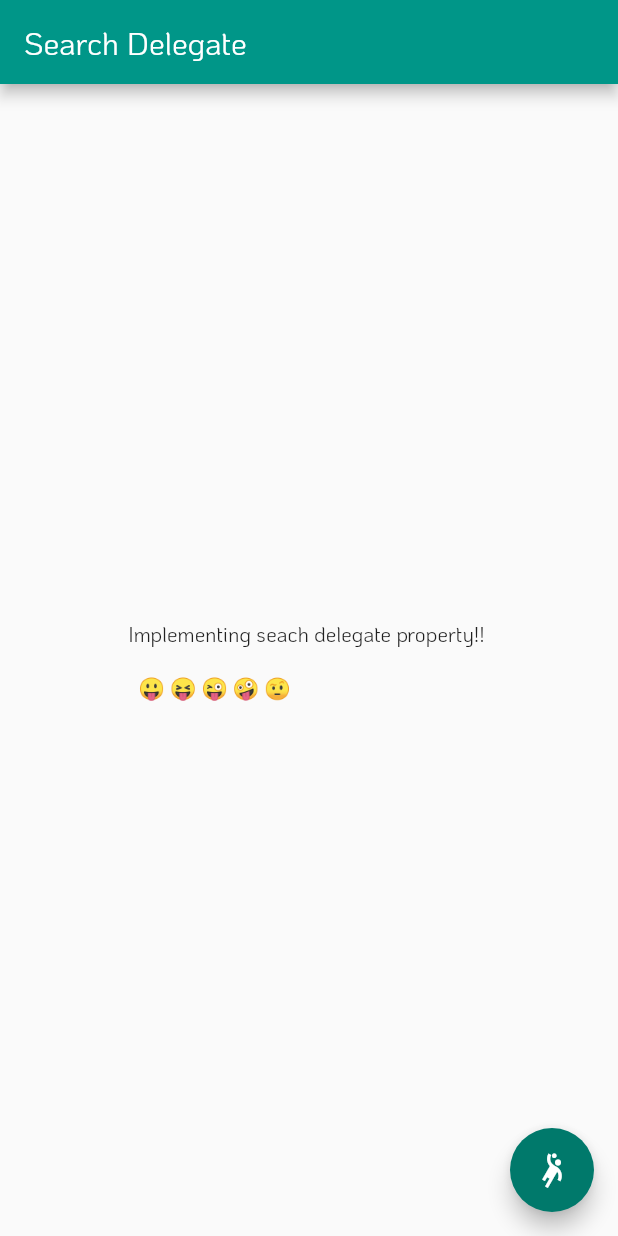
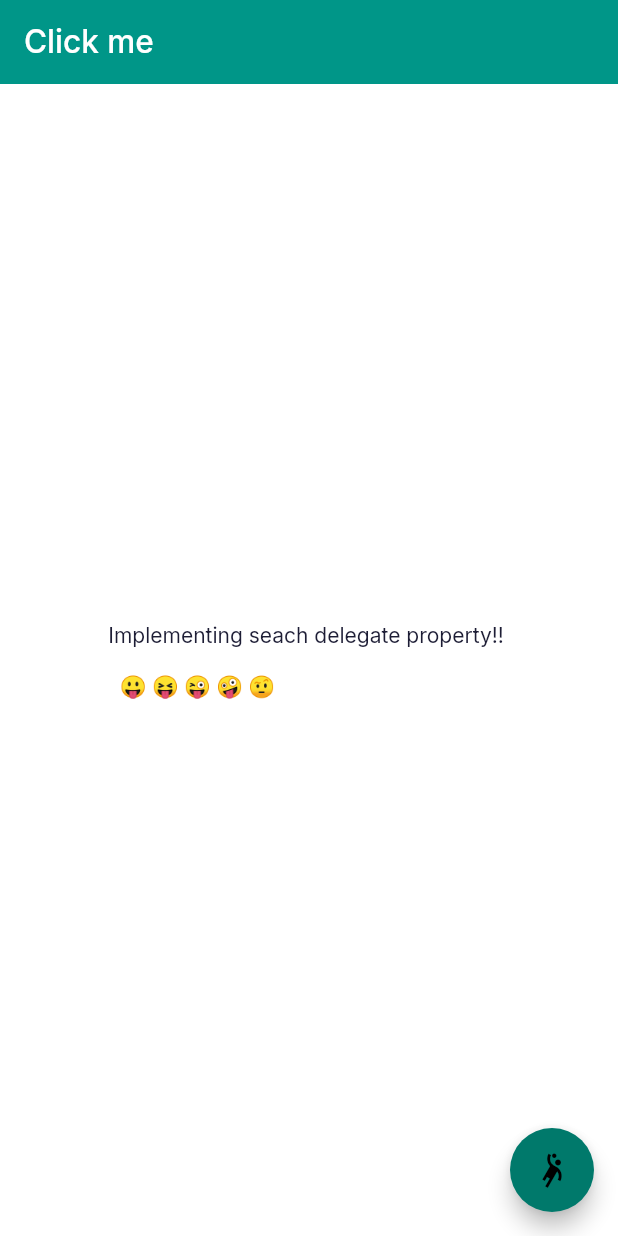
Before and after one commit to qwertypool/insta-posts, a Flutter app: the screen it shows after launch, on a phone screen of 412 x 824 dp. Run offline on Flutter 3.47's test engine with Material 2 defaults, Android fonts, the phone set to English and light mode, and no system bars; our stand-ins replace google_fonts.

Commit message:
added dark mode

```diff
--- /dev/null
+++ b/lib/colorCodes.dart
@@ -0,0 +1,43 @@
+
+import 'package:flutter/material.dart';
+import 'package:google_fonts/google_fonts.dart';
+
+Color pPrimaryColor = Color(0xFFba2d65);
+Color pMedColor = Color(0xFFf06292);
+Color pSecondaryColor = Color(0xFFff94c2);
+Color pContentColorLightTheme = Color(0xFF1D1D35);
+Color pContentColorDarkTheme = Color(0xFFF5FCF9);
+const pDefaultPadding = 20.0;
+
+ThemeData lightThemeData(BuildContext context) {
+  return ThemeData.light().copyWith(
+    primaryColor: pPrimaryColor,
+    scaffoldBackgroundColor: Colors.white,
+    appBarTheme: appBarTheme,
+    iconTheme: IconThemeData(color: pContentColorLightTheme),
+    textTheme: GoogleFonts.interTextTheme(Theme.of(context)
+       .textTheme).apply(bodyColor: pContentColorLightTheme),
+    colorScheme: ColorScheme.light(
+      primary: pPrimaryColor,
+      secondary: pSecondaryColor,
+      ),
+    );
+  }
+
+ThemeData darkThemeData(BuildContext context) {
+  return ThemeData.dark().copyWith(
+    primaryColor: pPrimaryColor,
+    scaffoldBackgroundColor: pContentColorLightTheme,
+    appBarTheme: appBarTheme,
+    iconTheme: IconThemeData(color: pContentColorDarkTheme),
+    textTheme: GoogleFonts.interTextTheme(Theme.of(context)
+      .textTheme).apply(bodyColor: pContentColorDarkTheme),
+    colorScheme: ColorScheme.dark().copyWith(
+      primary: pPrimaryColor,
+      secondary: pSecondaryColor,
+      ),
+  );
+}
+
+final appBarTheme = AppBarTheme(
+        color:pPrimaryColor, centerTitle: false, elevation: 0);
--- a/lib/homepage.dart
+++ b/lib/homepage.dart
@@ -33,7 +33,7 @@ class TextBox extends StatelessWidget {
       child: TextField(
         cursorHeight: 20,
         decoration: InputDecoration(
-          hintText: 'Search Delegate',
+          hintText: 'Click me',
           hintStyle: TextStyle(
               color: Colors.white, fontSize: 21, fontWeight: FontWeight.w500),
           border: InputBorder.none,
--- a/lib/main.dart
+++ b/lib/main.dart
@@ -1,6 +1,7 @@
 import 'dart:async';
 import 'package:flutter/material.dart';
 
+import 'colorCodes.dart';
 import 'homepage.dart';
 void main() {
 runApp(MyApp());
@@ -9,15 +10,16 @@ runApp(MyApp());
 class MyApp extends StatelessWidget {
 @override
 Widget build(BuildContext context) {
-	return MaterialApp(
-	title: 'Splash Screen',
-	theme: ThemeData(
-		//primarySwatch: Colors.black,
-    primaryColor: Colors.black,
-    fontFamily: 'KoHo'
-	),
-	home: MyHomePage(),
-	debugShowCheckedModeBanner: false,
+    return MaterialApp(
+    title: 'Light/Dark Theme',
+    // theme:ThemeData(
+    //   fontFamily: 'KoHo',
+    //   primaryColor: Colors.black,
+    // ),
+    theme: lightThemeData(context),
+    darkTheme: darkThemeData(context),
+    home: MyHomePage(),
+    debugShowCheckedModeBanner: false,
 	);
 }
 }
--- a/pubspec.yaml
+++ b/pubspec.yaml
@@ -29,6 +29,7 @@ dependencies:
   # Use with the CupertinoIcons class for iOS style icons.
   cupertino_icons: ^1.0.2
   flutter_native_splash: ^1.1.8+4
+  google_fonts: ^2.1.0
 
 dev_dependencies:
   flutter_test:
@@ -46,8 +47,8 @@ flutter:
   uses-material-design: true
 
   # To add assets to your application, add an assets section, like this:
-  # assets:
-  #   - images/a_dot_burr.jpeg
+  assets:
+    - assets/
   #   - images/a_dot_ham.jpeg
 
   # An image asset can refer to one or more resolution-specific "variants", see
```
Also changed, not shown: lib/collapsingToolbar.dart (+25 -6 lines), lib/darkMode.dart (added, +62 -0 lines), lib/profile.dart (added, +83 -0 lines), assets/meeme3.jpg (added), assets/meme3.jpg (added), assets/woman.png (added), pubspec.lock.
